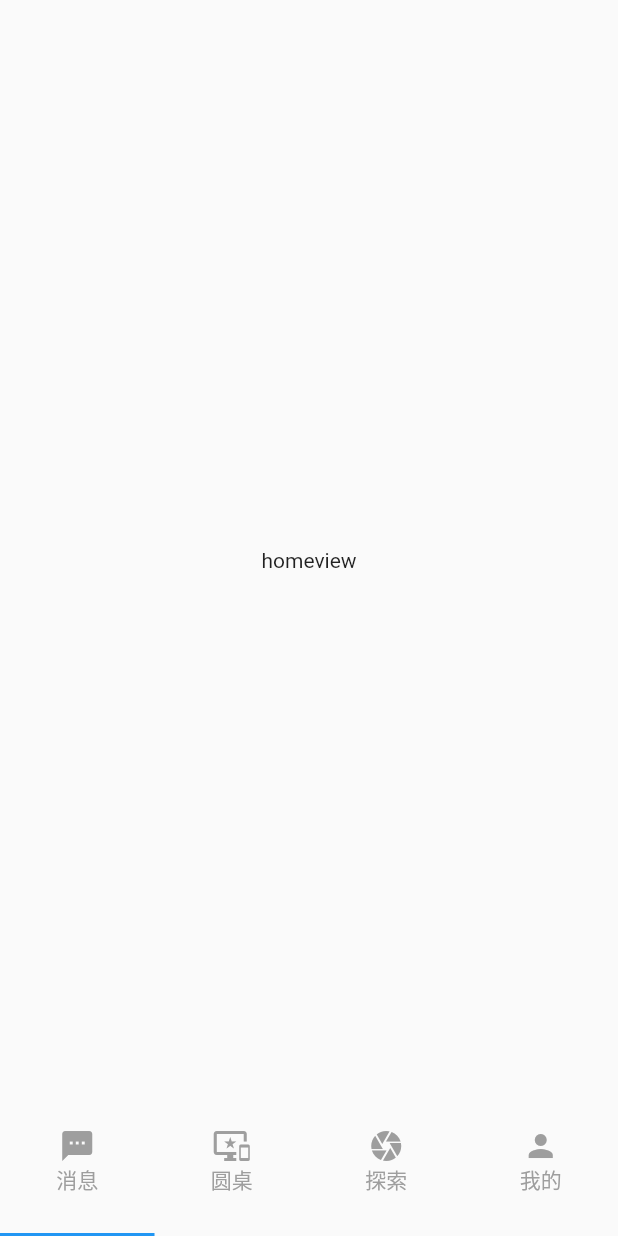
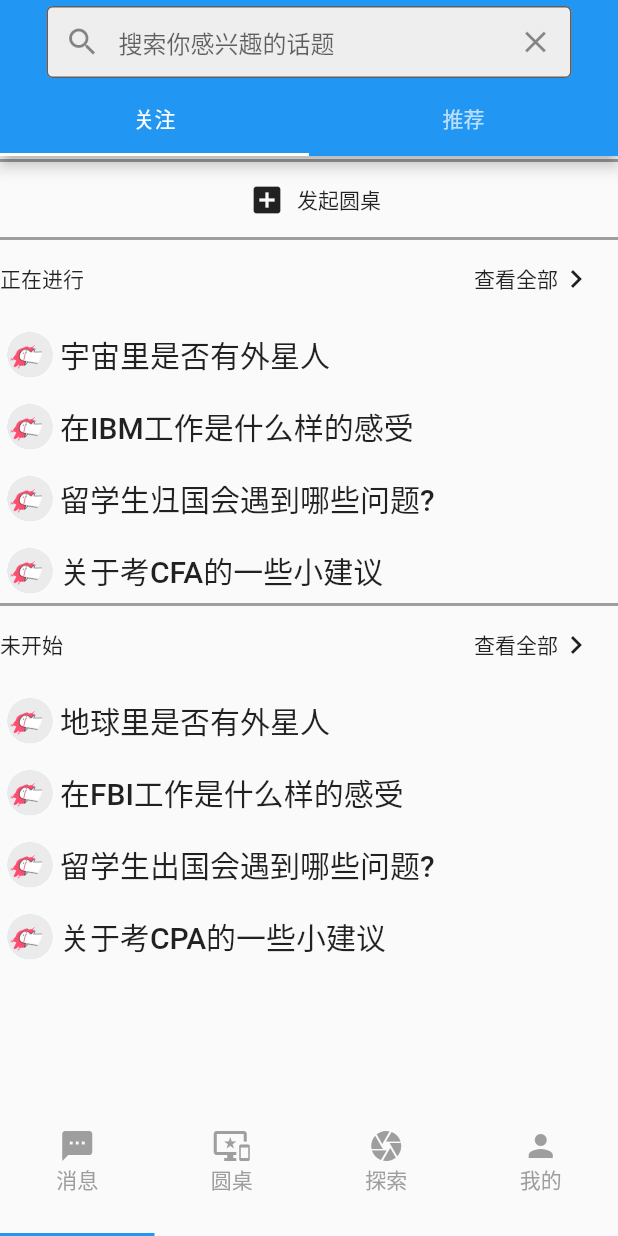
Before and after one commit to TeamYouthChina/mobile, a Flutter app: the screen it shows after launch, swiped to page 2, on a phone screen of 412 x 824 dp. Run offline on Flutter 3.47's test engine with Material 2 defaults, Android fonts, the phone set to English and light mode, and no system bars.

Commit message:
Round Table of Gaizhi Li

```diff
--- /dev/null
+++ b/flutter_appmineview/lib/Meeting/Attention.dart
@@ -0,0 +1,24 @@
+import 'package:flutter/material.dart';
+import 'AttentionBody.dart';
+class TuiJian extends StatelessWidget {
+  @override
+  Widget build(BuildContext context) {
+    return Container(
+      child: Column(
+        children: <Widget>[
+          // bar: Start a new round table
+          Container(height: 2.0, child: Text('')),
+          AttentionBody(),
+        ],
+      ),
+    );
+  }
+}
+
+void _anniu() {
+  return null;
+}
+
+void _press() {
+  return null;
+}
--- /dev/null
+++ b/flutter_appmineview/lib/Meeting/AttentionBody.dart
@@ -0,0 +1,66 @@
+import 'package:flutter/material.dart';
+import 'TopicName.dart';
+import 'CheckingButtonBar.dart';
+
+
+class AttentionBody extends StatelessWidget {
+
+  @override
+  Widget build(BuildContext context) {
+    return Container(
+      padding: EdgeInsets.only(bottom: 1.0),
+      child: Column(
+        children: <Widget>[
+          Container(height: 2.0, decoration: BoxDecoration(color: Colors.grey)),
+          Container(
+            child: new Row(
+              mainAxisAlignment: MainAxisAlignment.center,
+              children: <Widget>[
+                SizedBox(
+                  height: 50.0,
+                  width: 40.0,
+                  child:
+                  IconButton(icon: Icon(Icons.add_box), onPressed: _anniu),
+                ),
+                Text('发起圆桌'),
+              ],
+            ),
+          ),
+          Container(height: 2.0, decoration: BoxDecoration(color: Colors.grey)),
+          Container(height: 2.0, child: Text('')),
+          Container(
+            child: Column(
+              children: <Widget>[
+                new CheckingButtonBar(state:"正在进行"),
+                new TopicName(name:"宇宙里是否有外星人"),
+                new TopicName(name:"在IBM工作是什么样的感受"),
+                new TopicName(name:"留学生归国会遇到哪些问题?"),
+                new TopicName(name:"关于考CFA的一些小建议"),
+              ],
+            ),
+          ),
+          Container(height: 2.0, decoration: BoxDecoration(color: Colors.grey)),
+          Container(height: 2.0, child: Text('')),
+          Container(
+            child: Column(
+              children: <Widget>[
+                new CheckingButtonBar(state:"未开始"),
+                new TopicName(name:"地球里是否有外星人"),
+                new TopicName(name:"在FBI工作是什么样的感受"),
+                new TopicName(name:"留学生出国会遇到哪些问题?"),
+                new TopicName(name:"关于考CPA的一些小建议"),
+              ],
+            ),
+          ),
+        ],
+      ),
+    );
+  }
+}
+
+void _anniu() {
+  return null;
+}
+void _nextPage() {
+  return null;
+}
--- /dev/null
+++ b/flutter_appmineview/lib/Meeting/CheckingButtonBar.dart
@@ -0,0 +1,45 @@
+import 'package:flutter/cupertino.dart';
+import 'package:flutter/material.dart';
+
+// ignore: must_be_immutable
+class CheckingButtonBar extends StatelessWidget{
+  String state;
+  CheckingButtonBar({this.state});
+  @override
+  Widget build(BuildContext context) {
+    // TODO: implement build
+    return Container(
+      child: Row(
+        children: <Widget>[
+          Row(
+            mainAxisAlignment: MainAxisAlignment.start,
+            children: <Widget>[Text(state)],
+          ),
+          Expanded(
+            child: Container(child: null,),
+            flex: 7,
+          ),
+          Expanded(
+              flex: 4,
+              child: FlatButton(
+                onPressed: () {
+                  print('onpress');
+                },
+                child: Row(
+                  mainAxisAlignment: MainAxisAlignment.end,
+                  children: <Widget>[
+                    Row(
+                      children: <Widget>[
+                        Text('查看全部'),
+                        Icon(Icons.navigate_next),
+                      ],
+                    ),
+                  ],
+                ),
+              ))
+        ],
+      ),
+    );
+  }
+
+}
--- /dev/null
+++ b/flutter_appmineview/lib/Meeting/Recommend.dart
@@ -0,0 +1,23 @@
+import 'package:flutter/material.dart';
+
+class GuanZhu extends StatelessWidget {
+  @override
+  Widget build(BuildContext context) {
+    return Container(
+      child: Column(
+        children: <Widget>[
+          ListTile(
+            leading: Icon(Icons.account_circle),
+            title: Text('用户名'),
+            subtitle: Text('小明'),
+            trailing: FlatButton(onPressed: _press, child: Text('1000')),
+          ),
+        ],
+      ),
+    );
+  }
+}
+
+void _press() {
+  return null;
+}
--- /dev/null
+++ b/flutter_appmineview/lib/Meeting/TopicName.dart
@@ -0,0 +1,47 @@
+import 'package:flutter/cupertino.dart';
+import 'package:flutter/material.dart';
+
+// ignore: must_be_immutable
+class TopicName extends StatelessWidget {
+  String name;
+
+  TopicName({this.name});
+
+  @override
+  Widget build(BuildContext context) {
+    // TODO: implement build
+    return Container(
+      padding: EdgeInsets.only(top: 0.0),
+      child: Row(
+        children: <Widget>[
+          new Padding(
+              padding: const EdgeInsets.only(top: 10.0, left: 5.0, bottom: 5.0),
+              child: new CircleAvatar(
+                foregroundColor: Color(500),
+                radius: 15.0,
+                backgroundImage: AssetImage('image/image1.jpg'),
+              )),
+          new Container(
+              padding: EdgeInsets.only(left: 5.0, top: 0.0),
+              child: Row(
+                children: <Widget>[
+                  ButtonTheme(
+                      minWidth: 20.0,
+                      padding: EdgeInsets.only(left: 0.0, top: 5.0),
+                      child: FlatButton(
+                        onPressed: () {
+                          print('onpress');
+                        },
+                        child: Text(
+                          '$name',
+                          style: TextStyle(fontSize: 20.0),
+                        ),
+                      ),
+                  ),
+                ],
+              )),
+        ],
+      ),
+    );
+  }
+}
--- /dev/null
+++ b/flutter_appmineview/lib/Meeting/mango.dart
@@ -0,0 +1,56 @@
+import 'package:flutter/material.dart';
+import 'Recommend.dart';
+import 'Attention.dart';
+import 'package:flutter_appmineview/MyInfo/search_bar.dart';
+
+class RoundTable extends StatelessWidget {
+  // This widget is the root of your application.
+  @override
+  Widget build(BuildContext context) {
+    return MaterialApp(
+      home: DefaultTabController(
+        length: 3,
+         child: Scaffold(
+          appBar: AppBar(
+            bottom: TabBar(
+              tabs: [
+                Tab(
+                  child: Container(
+                    child: Text('关注'),
+                  ),
+                ),
+                Tab(
+                  child: Container(
+                    child: Text('推荐'),
+                  ),
+                ),
+              ],
+            ),
+            title: new SearchBar(
+              hintText: "搜索你感兴趣的话题",
+            ),
+
+          ),
+          body: TabBarView(
+            children: [
+              //分别对应2个界面
+              new TuiJian(),
+              new ListView.builder(
+                  itemCount: 30,
+                  itemBuilder: (context, idx) {
+                    return GuanZhu();
+                  }),
+
+              new TuiJian(),
+              new ListView.builder(
+                  itemCount: 20,
+                  itemBuilder:(context, idx) {
+                    return TuiJian();
+                  }),
+            ],
+          ),
+        ),
+      ),
+    );
+  }
+}
--- a/flutter_appmineview/lib/MeetingPage.dart
+++ b/flutter_appmineview/lib/MeetingPage.dart
@@ -1,5 +1,5 @@
 import 'package:flutter/material.dart';
-
+import 'Meeting/mango.dart';
 class MeetingPage extends StatefulWidget{
   @override
   State<StatefulWidget> createState() {
@@ -12,8 +12,6 @@ class MeetingPageState extends State<MeetingPage>{
   @override
   Widget build(BuildContext context) {
     // TODO: implement build
-    return Center(
-      child: Text('homeview'),
-    );
+    return RoundTable();
   }
 }
```
